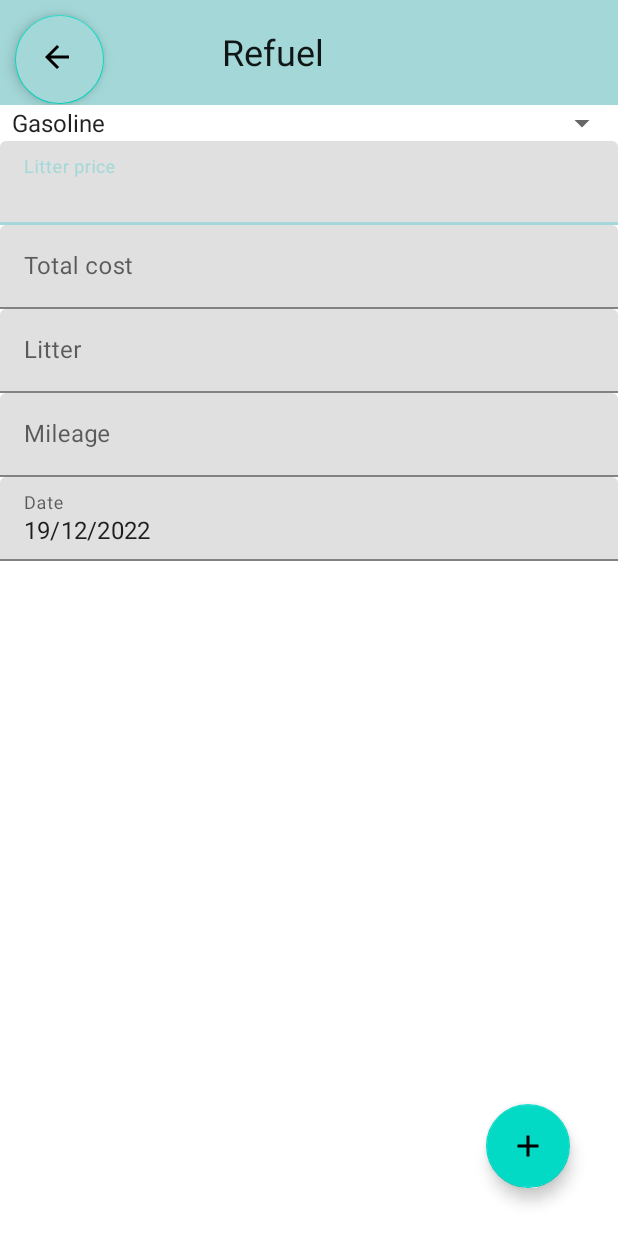
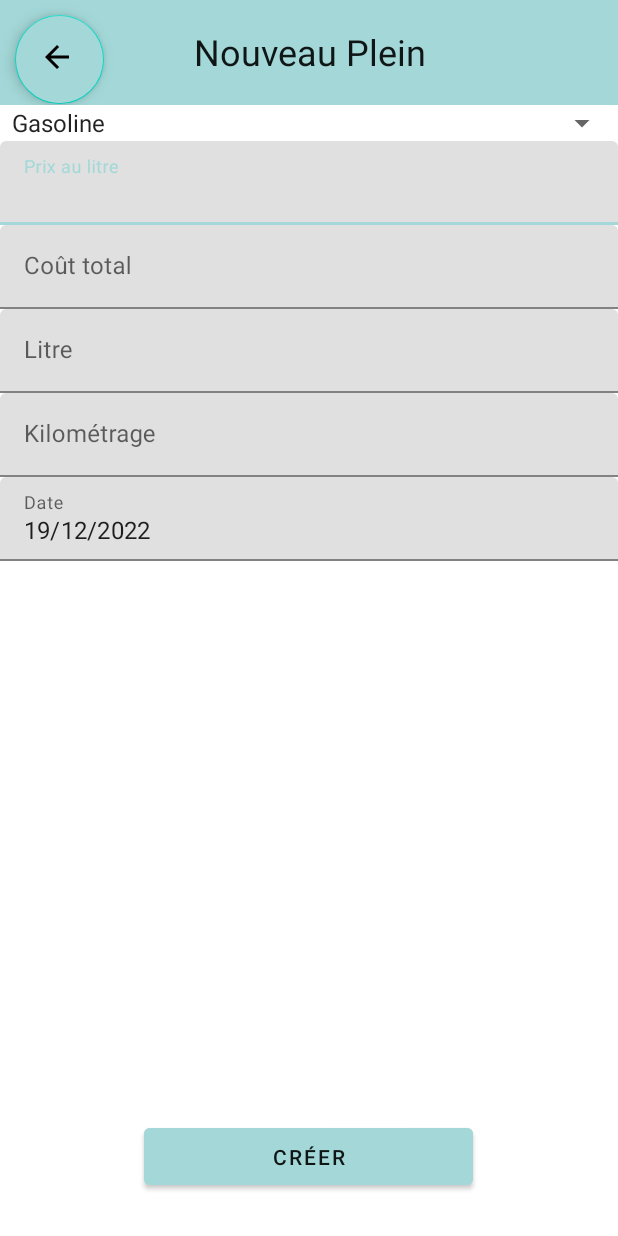
Before and after one commit to Bedjes-Studio/SAMM, an Android app: the RefuelActivity screen opened directly, with no data from a screen before it, on a phone screen of 412 x 824 dp. Run offline under Robolectric (Android 15) with nearby library versions, the phone set to English and light mode, and no system bars; 1 statement that could not run was skipped.

Commit message:
Fix UI + francais

```diff
--- a/app/src/main/java/UQAC/Mobile/SAMM/RefuelActivity.java
+++ b/app/src/main/java/UQAC/Mobile/SAMM/RefuelActivity.java
@@ -12,6 +12,7 @@ import android.view.MenuItem;
 import android.view.View;
 import android.widget.AdapterView;
 import android.widget.ArrayAdapter;
+import android.widget.Button;
 import android.widget.DatePicker;
 import android.widget.EditText;
 import android.widget.Spinner;
@@ -31,7 +32,7 @@ public class RefuelActivity extends AppCompatActivity {
 
     NetworkManager networkManager = new NetworkManager();
 
-    FloatingActionButton save;
+    Button save;
 
     EditText litterPrice;
     EditText totalCost;
@@ -115,7 +116,6 @@ public class RefuelActivity extends AppCompatActivity {
                     Integer mileageValue = Integer.valueOf(mileage.getText().toString());
 
                     Refuel refuel = new Refuel(myFuelType, litterPriceValue, totalCostValue, litterValue, myCalendar.getTime(),  mileageValue);
-//
 
                     //Creer nouveau véhicule ici pour la bdd
                     //Car vehicule = new Car(new History(), null /*pour le moment je met nul mais à changer*/, Integer.parseInt(kilometrage.getText().toString()), typeCarbu.getText().toString(), Integer.parseInt(capacite.getText().toString()), spinner.getAdapter().toString(), marque.getText().toString(), modele.getText().toString(), nom.getText().toString());
--- a/app/src/main/res/layout/activity_refuel.xml
+++ b/app/src/main/res/layout/activity_refuel.xml
@@ -1,5 +1,5 @@
 <?xml version="1.0" encoding="utf-8"?>
-<androidx.coordinatorlayout.widget.CoordinatorLayout xmlns:android="http://schemas.android.com/apk/res/android"
+<androidx.constraintlayout.widget.ConstraintLayout xmlns:android="http://schemas.android.com/apk/res/android"
     xmlns:app="http://schemas.android.com/apk/res-auto"
     xmlns:tools="http://schemas.android.com/tools"
     android:layout_width="match_parent"
@@ -13,7 +13,7 @@
 
         <androidx.constraintlayout.widget.ConstraintLayout
             android:id="@+id/linearLayout"
-            android:layout_width="485dp"
+            android:layout_width="match_parent"
             android:layout_height="70dp"
             android:background="@color/purple"
             android:orientation="horizontal"
@@ -37,23 +37,24 @@
             <TextView
                 android:layout_width="189dp"
                 android:layout_height="34dp"
-                android:text="Refuel"
+                android:text="Nouveau Plein"
+                android:textAlignment="center"
                 android:textColor="@color/dark_blue"
                 android:textSize="24dp"
                 app:layout_constraintBottom_toBottomOf="parent"
-                app:layout_constraintEnd_toEndOf="@+id/imageButton"
+                app:layout_constraintEnd_toEndOf="parent"
                 app:layout_constraintStart_toStartOf="parent"
                 app:layout_constraintTop_toTopOf="parent" />
 
-            <ImageButton
-                android:id="@+id/imageButton"
-                android:layout_width="68dp"
-                android:layout_height="56dp"
-                android:backgroundTint="@color/purple"
-                android:src="@drawable/gear_option"
-                app:layout_constraintBottom_toBottomOf="parent"
-                app:layout_constraintEnd_toEndOf="parent"
-                app:layout_constraintTop_toTopOf="parent" />
+            <!--        <ImageButton-->
+            <!--            android:id="@+id/imageButton"-->
+            <!--            android:layout_width="68dp"-->
+            <!--            android:layout_height="56dp"-->
+            <!--            android:backgroundTint="@color/purple"-->
+            <!--            android:src="@drawable/gear_option"-->
+            <!--            app:layout_constraintBottom_toBottomOf="parent"-->
+            <!--            app:layout_constraintEnd_toEndOf="parent"-->
+            <!--            app:layout_constraintTop_toTopOf="parent" />-->
 
         </androidx.constraintlayout.widget.ConstraintLayout>
 
@@ -72,7 +73,7 @@
                 android:id="@+id/litterPriceText"
                 android:layout_width="match_parent"
                 android:layout_height="wrap_content"
-                android:hint="Litter price"
+                android:hint="Prix au litre"
                 android:inputType="numberDecimal"/>
 
         </com.google.android.material.textfield.TextInputLayout>
@@ -86,7 +87,7 @@
                 android:id="@+id/totalCostText"
                 android:layout_width="match_parent"
                 android:layout_height="wrap_content"
-                android:hint="Total cost"
+                android:hint="Coût total"
                 android:inputType="numberDecimal"/>
 
         </com.google.android.material.textfield.TextInputLayout>
@@ -100,7 +101,7 @@
                 android:id="@+id/litterText"
                 android:layout_width="match_parent"
                 android:layout_height="wrap_content"
-                android:hint="Litter"
+                android:hint="Litre"
                 android:inputType="numberDecimal"/>
 
         </com.google.android.material.textfield.TextInputLayout>
@@ -114,7 +115,7 @@
                 android:id="@+id/mileageText"
                 android:layout_width="match_parent"
                 android:layout_height="wrap_content"
-                android:hint="Mileage"
+                android:hint="Kilométrage"
                 android:inputType="numberDecimal"/>
 
         </com.google.android.material.textfield.TextInputLayout>
@@ -135,12 +136,17 @@
 
     </LinearLayout>
 
-    <com.google.android.material.floatingactionbutton.FloatingActionButton
+    <Button
         android:id="@+id/button_save_event"
-        android:layout_width="wrap_content"
-        android:layout_height="wrap_content"
-        android:layout_gravity="bottom|end"
-        android:layout_margin="32dp"
-        android:src="@drawable/ic_add" />
+        android:layout_width="219dp"
+        android:layout_height="50dp"
+        android:layout_marginBottom="28dp"
+        android:backgroundTint="@color/purple"
+        android:text="Créer"
+        android:textColor="@color/dark_blue"
+        app:layout_constraintBottom_toBottomOf="parent"
+        app:layout_constraintEnd_toEndOf="parent"
+        app:layout_constraintHorizontal_bias="0.497"
+        app:layout_constraintStart_toStartOf="parent" />
 
-</androidx.coordinatorlayout.widget.CoordinatorLayout>
+</androidx.constraintlayout.widget.ConstraintLayout>
--- a/app/src/main/res/layout/repair_item.xml
+++ b/app/src/main/res/layout/repair_item.xml
@@ -30,7 +30,7 @@
                 android:id="@+id/text_view_reason"
                 android:layout_width="wrap_content"
                 android:layout_height="wrap_content"
-                android:text="Repair"
+                android:text="Reparation"
                 android:textAppearance="@style/TextAppearance.AppCompat.Large" />
 
             <TextView
```
Also changed, not shown: app/src/main/res/layout/activity_car.xml (+10 -10 lines), app/src/main/res/layout/activity_create_vehicule.xml (+16 -14 lines), app/src/main/res/layout/activity_earning.xml (+44 -0 lines), app/src/main/res/layout/activity_event.xml (+13 -12 lines), app/src/main/res/layout/activity_main.xml (+7 -7 lines), app/src/main/res/layout/activity_signin.xml (+4 -4 lines).
